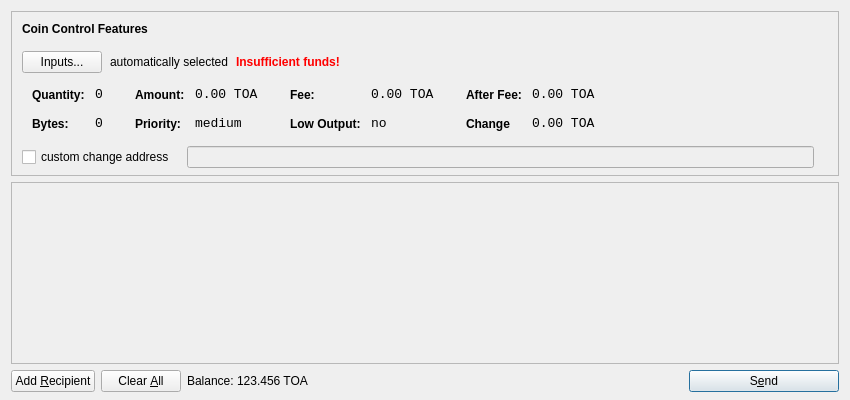
toacoin/TOA, file src/qt/forms/sendcoinsdialog.ui: the form before one commit.
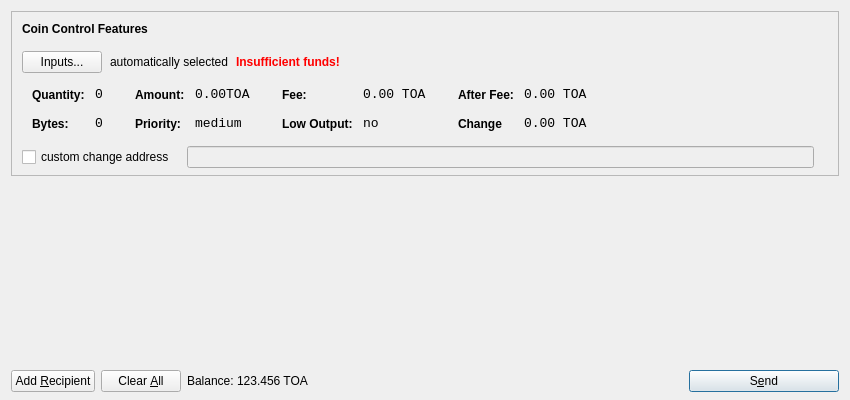
The form after the commit. Icons and pictures are not drawn.

Diff of the .ui file:
```diff
--- a/src/qt/forms/sendcoinsdialog.ui
+++ b/src/qt/forms/sendcoinsdialog.ui
@@ -333,7 +333,7 @@
                   <enum>Qt::ActionsContextMenu</enum>
                  </property>
                  <property name="text">
-                  <string>0.00 TOA</string>
+                  <string>0.00TOA</string>
                  </property>
                  <property name="textInteractionFlags">
                   <set>Qt::LinksAccessibleByMouse|Qt::TextSelectableByKeyboard|Qt::TextSelectableByMouse</set>
@@ -629,6 +629,9 @@
    </item>
    <item>
     <widget class="QScrollArea" name="scrollArea">
+     <property name="styleSheet">
+      <string notr="true">background: transparent;</string>
+     </property>
      <property name="widgetResizable">
       <bool>true</bool>
      </property>
```
Left out of the diff: 2 changed lines with no effect on the pictures.
